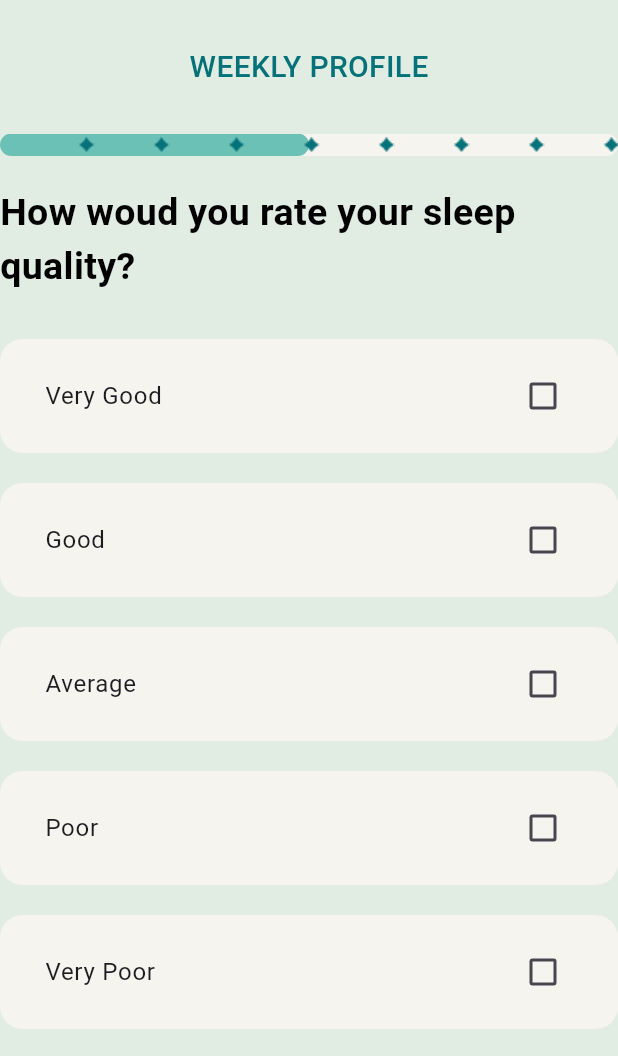
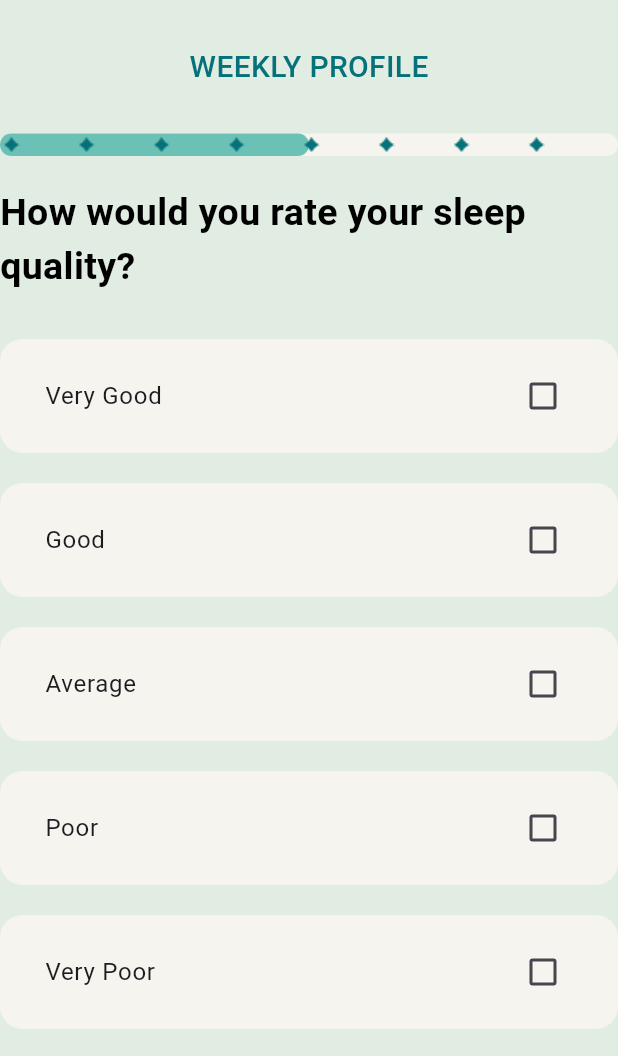
Before and after one commit to CenturyTuna115/serenity_final, a Flutter app: the Questionnaires screen opened directly, after a tap on "0-15 minutes", after a tap on "16-30 minutes", after a tap on "1 night", on a phone screen of 412 x 824 dp, the part 180-1236 px from its top. Run offline on Flutter 3.47's test engine with Material 3 defaults, Android fonts, the phone set to English and light mode, and no system bars.

Commit message:
Updated Navigation of questionnaire & fixed the checkbox

```diff
--- a/serenity_mobile/lib/main.dart
+++ b/serenity_mobile/lib/main.dart
@@ -1,5 +1,5 @@
 import 'package:flutter/material.dart';
-import 'package:serenity_mobile/screens/questionnaires.dart';
+import 'package:serenity_mobile/screens/login.dart';
 
 void main() {
   runApp(const MyApp());
@@ -11,9 +11,9 @@ class MyApp extends StatelessWidget {
   // This widget is the root of your application.
   @override
   Widget build(BuildContext context) {
-    return const MaterialApp(
+    return MaterialApp(
       title: 'Serenity',
-      home: Questionnaires(),
+      home: LoginScreen(),
     );
   }
 }
--- a/serenity_mobile/lib/screens/questionnaires.dart
+++ b/serenity_mobile/lib/screens/questionnaires.dart
@@ -18,7 +18,7 @@ class _QuestionnairesState extends State<Questionnaires> {
         "0-15 minutes",
         "16-30 minutes",
         "31-45 minutes",
-        "46-69 minutes",
+        "46-60 minutes",
         ">61 minutes",
       ],
     ),
@@ -45,7 +45,7 @@ class _QuestionnairesState extends State<Questionnaires> {
       ],
     ),
     Questions(
-      questions: "How woud you rate your sleep quality?",
+      questions: "How would you rate your sleep quality?",
       answers: [
         "Very Good",
         "Good",
@@ -56,7 +56,7 @@ class _QuestionnairesState extends State<Questionnaires> {
     ),
     Questions(
       questions:
-          "Thinking about this week, to what extent has poor sleep?. Affected you mood, energy, or relationships?",
+          "Thinking about this week, to what extent has poor sleep affected your mood, energy, or relationships?",
       answers: [
         "Not at all",
         "A little",
@@ -67,7 +67,7 @@ class _QuestionnairesState extends State<Questionnaires> {
     ),
     Questions(
       questions:
-          "Thinking about this week, to what extent has poor sleep?. Affected your concentration, productivity, or ability to stay awake.",
+          "Thinking about this week, to what extent has poor sleep affected your concentration, productivity, or ability to stay awake?",
       answers: [
         "Not at all",
         "A little",
@@ -78,7 +78,7 @@ class _QuestionnairesState extends State<Questionnaires> {
     ),
     Questions(
       questions:
-          "Thinking about this week, to what extent has poor sleep?. Troubled you in general",
+          "Thinking about this week, to what extent has poor sleep troubled you in general?",
       answers: [
         "Not at all",
         "A little",
@@ -90,7 +90,7 @@ class _QuestionnairesState extends State<Questionnaires> {
     Questions(
         questions: "How long have you had a problem with your sleep?",
         answers: [
-          "1 months",
+          "1 month",
           "1-2 months",
           "3-6 months",
           "7-12 months",
@@ -98,16 +98,24 @@ class _QuestionnairesState extends State<Questionnaires> {
         ])
   ];
 
-  int _currentQuestionindex = 0;
+  int _currentQuestionIndex = 0;
   String? _selectedAnswer;
 
   void _nextQuestion() {
     setState(() {
       _selectedAnswer = null;
-      if (_currentQuestionindex < _questions.length - 1) {
-        _currentQuestionindex++;
+      if (_currentQuestionIndex < _questions.length - 1) {
+        _currentQuestionIndex++;
       } else {
         _endQuestion();
+      }
+    });
+  }
+
+  void _previousQuestion() {
+    setState(() {
+      if (_currentQuestionIndex > 0) {
+        _currentQuestionIndex--;
       }
     });
   }
@@ -128,7 +136,7 @@ class _QuestionnairesState extends State<Questionnaires> {
                 onPressed: () {
                   Navigator.of(context).pop();
                   setState(() {
-                    _currentQuestionindex = 0;
+                    _currentQuestionIndex = 0;
                   });
                 },
                 child: const Text("Exit"),
@@ -140,8 +148,8 @@ class _QuestionnairesState extends State<Questionnaires> {
 
   @override
   Widget build(BuildContext context) {
-    final currentQuestion = _questions[_currentQuestionindex];
-    double progressBar = (_currentQuestionindex + 1) / _questions.length;
+    final currentQuestion = _questions[_currentQuestionIndex];
+    double progressBar = (_currentQuestionIndex + 1) / _questions.length;
 
     return Scaffold(
         backgroundColor: AppColors.lighterGreen,
@@ -155,9 +163,7 @@ class _QuestionnairesState extends State<Questionnaires> {
                   Padding(
                     padding: const EdgeInsets.only(top: 40),
                     child: ElevatedButton(
-                      onPressed: () {
-                        print("buttonPressed");
-                      },
+                      onPressed: _previousQuestion,
                       style: ElevatedButton.styleFrom(
                         elevation: 0,
                         backgroundColor: AppColors.lightGreen,
@@ -212,72 +218,9 @@ class _QuestionnairesState extends State<Questionnaires> {
                       borderRadius: BorderRadius.circular(10),
                     ),
                   ),
+                  for (int i = 0; i < _questions.length; i++)
                     Positioned(
-                    left: 50,
-                    child: SizedBox(
-                      height: 15,
-                      width: 15,
-                      child: Image.asset('assets/diamond.png'),
-                    ),
-                  ),
-                  Positioned(
-                    left: 100,
-                    child: SizedBox(
-                      height: 15,
-                      width: 15,
-                      child: Image.asset('assets/diamond.png'),
-                    ),
-                  ),
-                  Positioned(
-                    left: 150,
-                    child: SizedBox(
-                      height: 15,
-                      width: 15,
-                      child: Image.asset('assets/diamond.png'),
-                    ),
-                  ),
-                  Positioned(
-                    left: 200,
-                    child: SizedBox(
-                      height: 15,
-                      width: 15,
-                      child: Image.asset('assets/diamond.png'),
-                    ),
-                  ),
-                  Positioned(
-                    left: 250,
-                    child: SizedBox(
-                      height: 15,
-                      width: 15,
-                      child: Image.asset('assets/diamond.png'),
-                    ),
-                  ),
-                  Positioned(
-                    left: 300,
-                    child: SizedBox(
-                      height: 15,
-                      width: 15,
-                      child: Image.asset('assets/diamond.png'),
-                    ),
-                  ),
-                  Positioned(
-                    left: 350,
-                    child: SizedBox(
-                      height: 15,
-                      width: 15,
-                      child: Image.asset('assets/diamond.png'),
-                    ),
-                  ),
-                  Positioned(
-                    left: 400,
-                    child: SizedBox(
-                      height: 15,
-                      width: 15,
-                      child: Image.asset('assets/diamond.png'),
-                    ),
-                  ),
-                  Positioned(
-                    left: 450,
+                      left: i * 50.0,
                       child: SizedBox(
                         height: 15,
                         width: 15,
@@ -316,13 +259,14 @@ class _QuestionnairesState extends State<Questionnaires> {
                         setState(() {
                           _selectedAnswer = answer;
                         });
-                        _nextQuestion();
+                        Future.delayed(
+                            const Duration(milliseconds: 500), _nextQuestion);
                       }
                     },
                   ),
                 ),
               );
-            })
+            }).toList(),
           ],
         ));
   }
```
Lines whose indentation alone changed are shown as unchanged.
